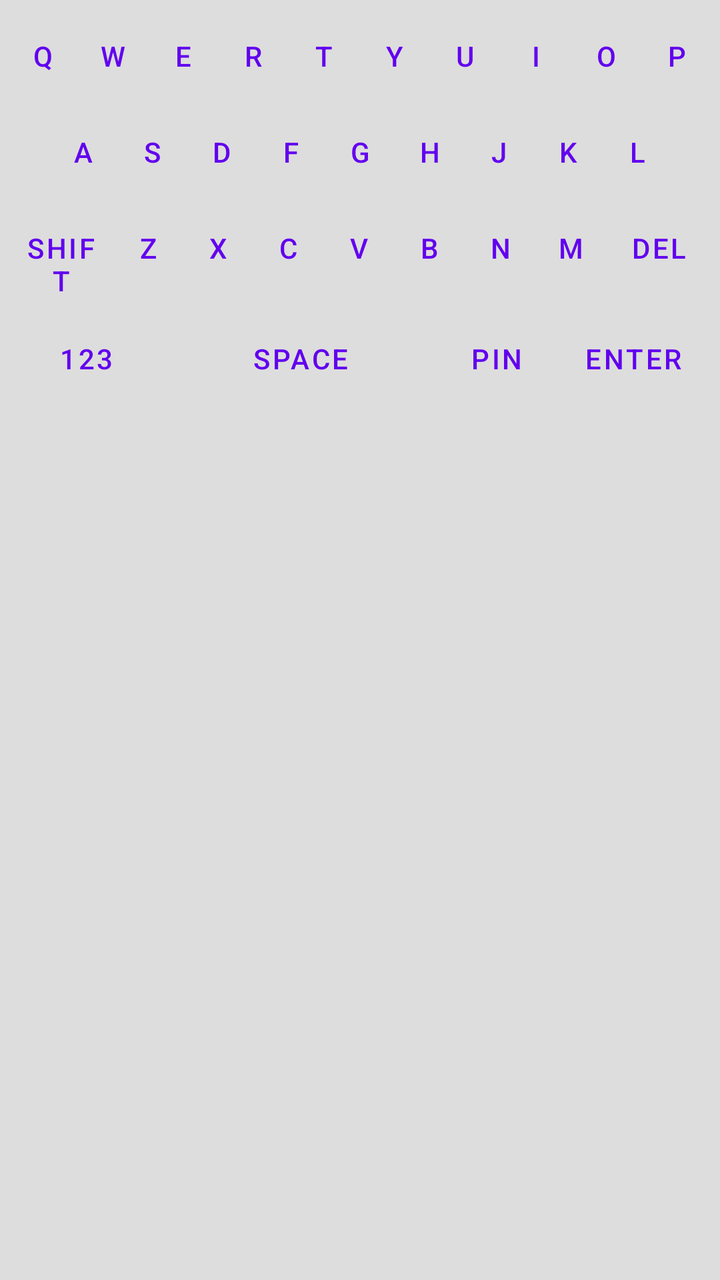
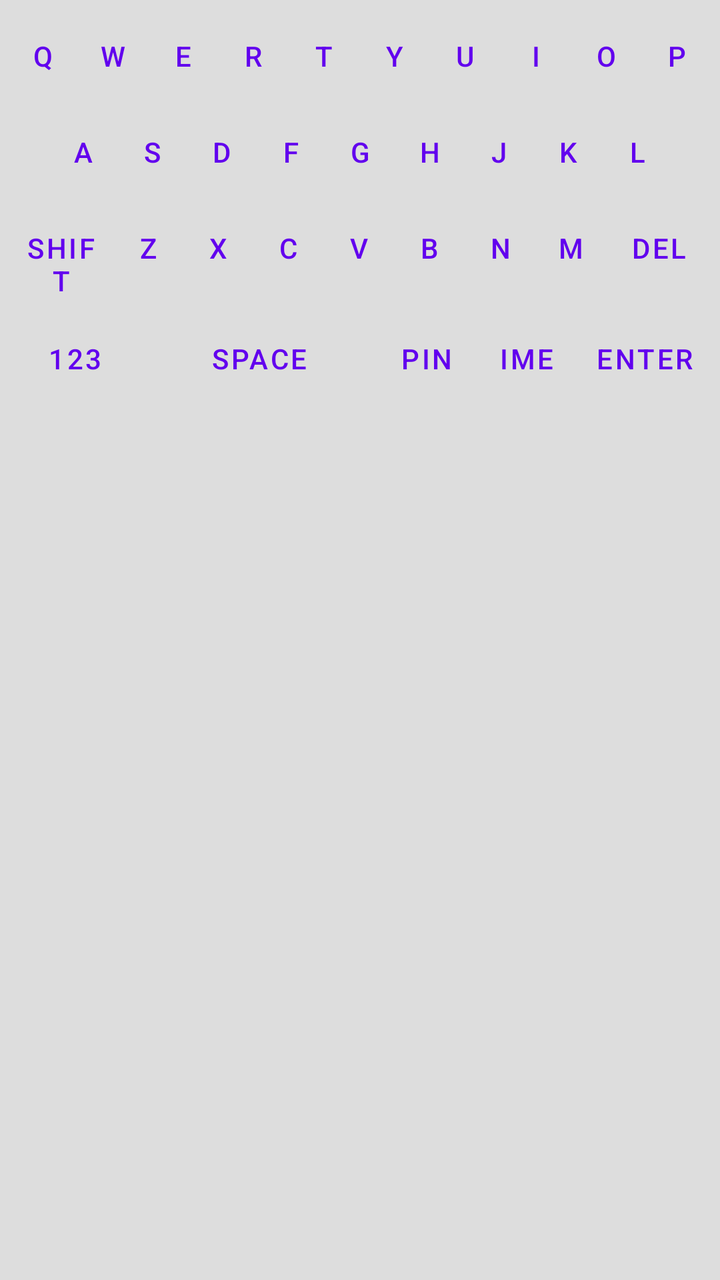

An Android layout rendered at two revisions. The XML below is the earlier revision; the diff shows what the commit changed to produce the second picture.
<!-- AndroidManifest.xml: application theme Theme.Qbot -->
<!-- res/layout/keyboard_view.xml -->
<?xml version="1.0" encoding="utf-8"?>
<LinearLayout xmlns:android="http://schemas.android.com/apk/res/android"
    android:id="@+id/keyboard_root"
    android:layout_width="match_parent"
    android:layout_height="wrap_content"
    android:background="#DDDDDD"
    android:orientation="vertical"
    android:padding="4dp"
    android:paddingBottom="10dp">

    
    <LinearLayout
        android:id="@+id/row_1"
        android:layout_width="match_parent"
        android:layout_height="wrap_content"
        android:orientation="horizontal">

        <Button
            android:id="@+id/btn_q"
            style="?android:attr/buttonBarButtonStyle"
            android:layout_width="0dp"
            android:layout_height="wrap_content"
            android:layout_weight="1"
            android:text="Q" />

        <Button
            android:id="@+id/btn_w"
            style="?android:attr/buttonBarButtonStyle"
            android:layout_width="0dp"
            android:layout_height="wrap_content"
            android:layout_weight="1"
            android:text="W" />

        <Button
            android:id="@+id/btn_e"
            style="?android:attr/buttonBarButtonStyle"
            android:layout_width="0dp"
            android:layout_height="wrap_content"
            android:layout_weight="1"
            android:text="E" />

        <Button
            android:id="@+id/btn_r"
            style="?android:attr/buttonBarButtonStyle"
            android:layout_width="0dp"
            android:layout_height="wrap_content"
            android:layout_weight="1"
            android:text="R" />

        <Button
            android:id="@+id/btn_t"
            style="?android:attr/buttonBarButtonStyle"
            android:layout_width="0dp"
            android:layout_height="wrap_content"
            android:layout_weight="1"
            android:text="T" />

        <Button
            android:id="@+id/btn_y"
            style="?android:attr/buttonBarButtonStyle"
            android:layout_width="0dp"
            android:layout_height="wrap_content"
            android:layout_weight="1"
            android:text="Y" />

        <Button
            android:id="@+id/btn_u"
            style="?android:attr/buttonBarButtonStyle"
            android:layout_width="0dp"
            android:layout_height="wrap_content"
            android:layout_weight="1"
            android:text="U" />

        <Button
            android:id="@+id/btn_i"
            style="?android:attr/buttonBarButtonStyle"
            android:layout_width="0dp"
            android:layout_height="wrap_content"
            android:layout_weight="1"
            android:text="I" />

        <Button
            android:id="@+id/btn_o"
            style="?android:attr/buttonBarButtonStyle"
            android:layout_width="0dp"
            android:layout_height="wrap_content"
            android:layout_weight="1"
            android:text="O" />

        <Button
            android:id="@+id/btn_p"
            style="?android:attr/buttonBarButtonStyle"
            android:layout_width="0dp"
            android:layout_height="wrap_content"
            android:layout_weight="1"
            android:text="P" />
    </LinearLayout>

    
    <LinearLayout
        android:id="@+id/row_2"
        android:layout_width="match_parent"
        android:layout_height="wrap_content"
        android:orientation="horizontal"
        android:paddingStart="20dp"
        android:paddingEnd="20dp">

        <Button
            android:id="@+id/btn_a"
            style="?android:attr/buttonBarButtonStyle"
            android:layout_width="0dp"
            android:layout_height="wrap_content"
            android:layout_weight="1"
            android:text="A" />

        <Button
            android:id="@+id/btn_s"
            style="?android:attr/buttonBarButtonStyle"
            android:layout_width="0dp"
            android:layout_height="wrap_content"
            android:layout_weight="1"
            android:text="S" />

        <Button
            android:id="@+id/btn_d"
            style="?android:attr/buttonBarButtonStyle"
            android:layout_width="0dp"
            android:layout_height="wrap_content"
            android:layout_weight="1"
            android:text="D" />

        <Button
            android:id="@+id/btn_f"
            style="?android:attr/buttonBarButtonStyle"
            android:layout_width="0dp"
            android:layout_height="wrap_content"
            android:layout_weight="1"
            android:text="F" />

        <Button
            android:id="@+id/btn_g"
            style="?android:attr/buttonBarButtonStyle"
            android:layout_width="0dp"
            android:layout_height="wrap_content"
            android:layout_weight="1"
            android:text="G" />

        <Button
            android:id="@+id/btn_h"
            style="?android:attr/buttonBarButtonStyle"
            android:layout_width="0dp"
            android:layout_height="wrap_content"
            android:layout_weight="1"
            android:text="H" />

        <Button
            android:id="@+id/btn_j"
            style="?android:attr/buttonBarButtonStyle"
            android:layout_width="0dp"
            android:layout_height="wrap_content"
            android:layout_weight="1"
            android:text="J" />

        <Button
            android:id="@+id/btn_k"
            style="?android:attr/buttonBarButtonStyle"
            android:layout_width="0dp"
            android:layout_height="wrap_content"
            android:layout_weight="1"
            android:text="K" />

        <Button
            android:id="@+id/btn_l"
            style="?android:attr/buttonBarButtonStyle"
            android:layout_width="0dp"
            android:layout_height="wrap_content"
            android:layout_weight="1"
            android:text="L" />
    </LinearLayout>

    
    <LinearLayout
        android:id="@+id/row_3"
        android:layout_width="match_parent"
        android:layout_height="wrap_content"
        android:orientation="horizontal">

        <Button
            android:id="@+id/btn_shift"
            style="?android:attr/buttonBarButtonStyle"
            android:layout_width="0dp"
            android:layout_height="wrap_content"
            android:layout_weight="1.5"
            android:text="SHIFT" />

        <Button
            android:id="@+id/btn_z"
            style="?android:attr/buttonBarButtonStyle"
            android:layout_width="0dp"
            android:layout_height="wrap_content"
            android:layout_weight="1"
            android:text="Z" />

        <Button
            android:id="@+id/btn_x"
            style="?android:attr/buttonBarButtonStyle"
            android:layout_width="0dp"
            android:layout_height="wrap_content"
            android:layout_weight="1"
            android:text="X" />

        <Button
            android:id="@+id/btn_c"
            style="?android:attr/buttonBarButtonStyle"
            android:layout_width="0dp"
            android:layout_height="wrap_content"
            android:layout_weight="1"
            android:text="C" />

        <Button
            android:id="@+id/btn_v"
            style="?android:attr/buttonBarButtonStyle"
            android:layout_width="0dp"
            android:layout_height="wrap_content"
            android:layout_weight="1"
            android:text="V" />

        <Button
            android:id="@+id/btn_b"
            style="?android:attr/buttonBarButtonStyle"
            android:layout_width="0dp"
            android:layout_height="wrap_content"
            android:layout_weight="1"
            android:text="B" />

        <Button
            android:id="@+id/btn_n"
            style="?android:attr/buttonBarButtonStyle"
            android:layout_width="0dp"
            android:layout_height="wrap_content"
            android:layout_weight="1"
            android:text="N" />

        <Button
            android:id="@+id/btn_m"
            style="?android:attr/buttonBarButtonStyle"
            android:layout_width="0dp"
            android:layout_height="wrap_content"
            android:layout_weight="1"
            android:text="M" />

        <Button
            android:id="@+id/btn_del"
            style="?android:attr/buttonBarButtonStyle"
            android:layout_width="0dp"
            android:layout_height="wrap_content"
            android:layout_weight="1.5"
            android:text="DEL" />
    </LinearLayout>

    
    <LinearLayout
        android:id="@+id/row_4"
        android:layout_width="match_parent"
        android:layout_height="wrap_content"
        android:orientation="horizontal">

        <Button
            android:id="@+id/btn_mode_switch"
            style="?android:attr/buttonBarButtonStyle"
            android:layout_width="0dp"
            android:layout_height="wrap_content"
            android:layout_weight="2"
            android:text="123" />

        <Button
            android:id="@+id/btn_space"
            style="?android:attr/buttonBarButtonStyle"
            android:layout_width="0dp"
            android:layout_height="wrap_content"
            android:layout_weight="3.5"
            android:text="SPACE" />

        <Button
            android:id="@+id/btn_layout_toggle"
            style="?android:attr/buttonBarButtonStyle"
            android:layout_width="0dp"
            android:layout_height="wrap_content"
            android:layout_weight="1.5"
            android:text="pin" />

        <Button
            android:id="@+id/btn_enter"
            style="?android:attr/buttonBarButtonStyle"
            android:layout_width="0dp"
            android:layout_height="wrap_content"
            android:layout_weight="2"
            android:text="ENTER" />
    </LinearLayout>

    
    <Space
        android:id="@+id/spacer_bottom"
        android:layout_width="match_parent"
        android:layout_height="20dp" />

</LinearLayout>
<!-- resources referenced by this layout -->
<resources>
  <style name="Theme.Qbot" parent="Theme.MaterialComponents.DayNight.DarkActionBar">
          
          <item name="colorPrimary">@color/purple_500</item>
          <item name="colorPrimaryVariant">@color/purple_700</item>
          <item name="colorOnPrimary">@color/white</item>
          
          <item name="colorSecondary">@color/teal_200</item>
          <item name="colorSecondaryVariant">@color/teal_700</item>
          <item name="colorOnSecondary">@color/black</item>
          
          <item name="android:statusBarColor">?attr/colorPrimaryVariant</item>
          
      </style>
  <color name="purple_500">#FF6200EE</color>
  <color name="purple_700">#FF3700B3</color>
  <color name="white">#FFFFFFFF</color>
  <color name="teal_200">#FF03DAC5</color>
  <color name="teal_700">#FF018786</color>
  <color name="black">#FF000000</color>
</resources>

<!-- the commit's change to res/layout/keyboard_view.xml (unified diff, before → after) -->
@@ -290,6 +290,14 @@
             android:text="pin" />
 
         <Button
+            android:id="@+id/btn_switch_ime"
+            style="?android:attr/buttonBarButtonStyle"
+            android:layout_width="0dp"
+            android:layout_height="wrap_content"
+            android:layout_weight="1.5"
+            android:text="IME" />
+
+        <Button
             android:id="@+id/btn_enter"
             style="?android:attr/buttonBarButtonStyle"
             android:layout_width="0dp"
